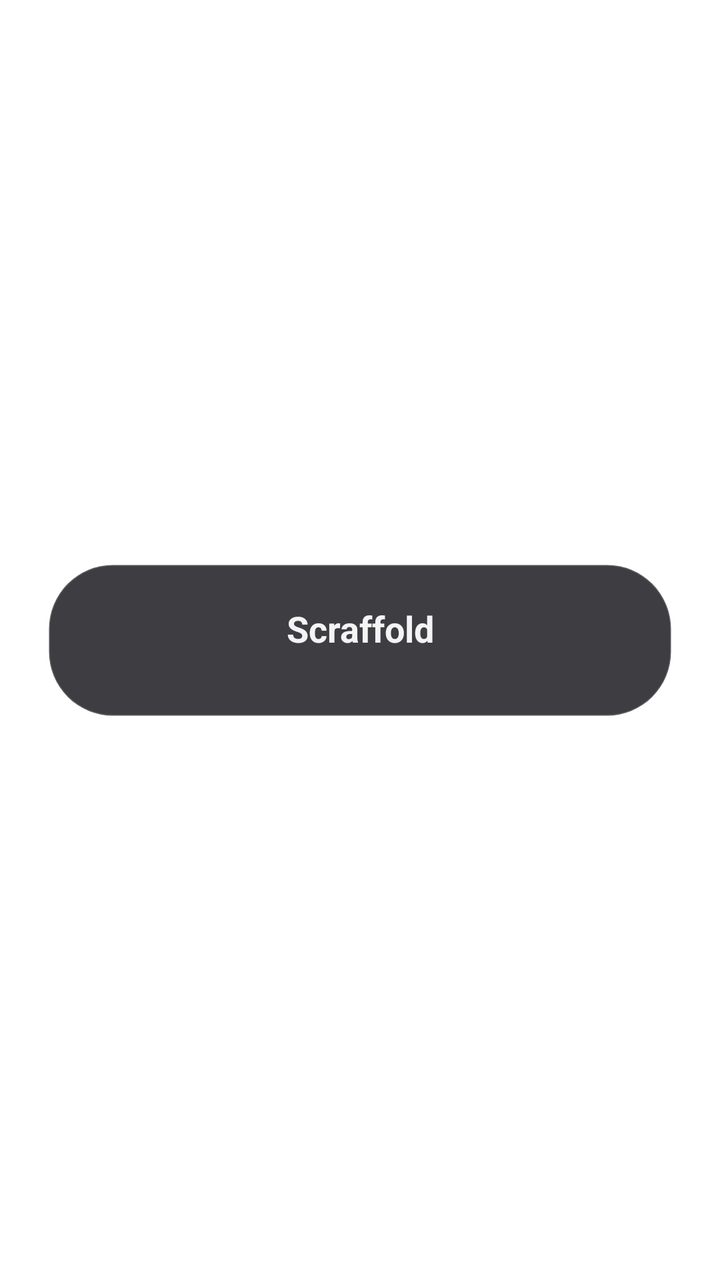
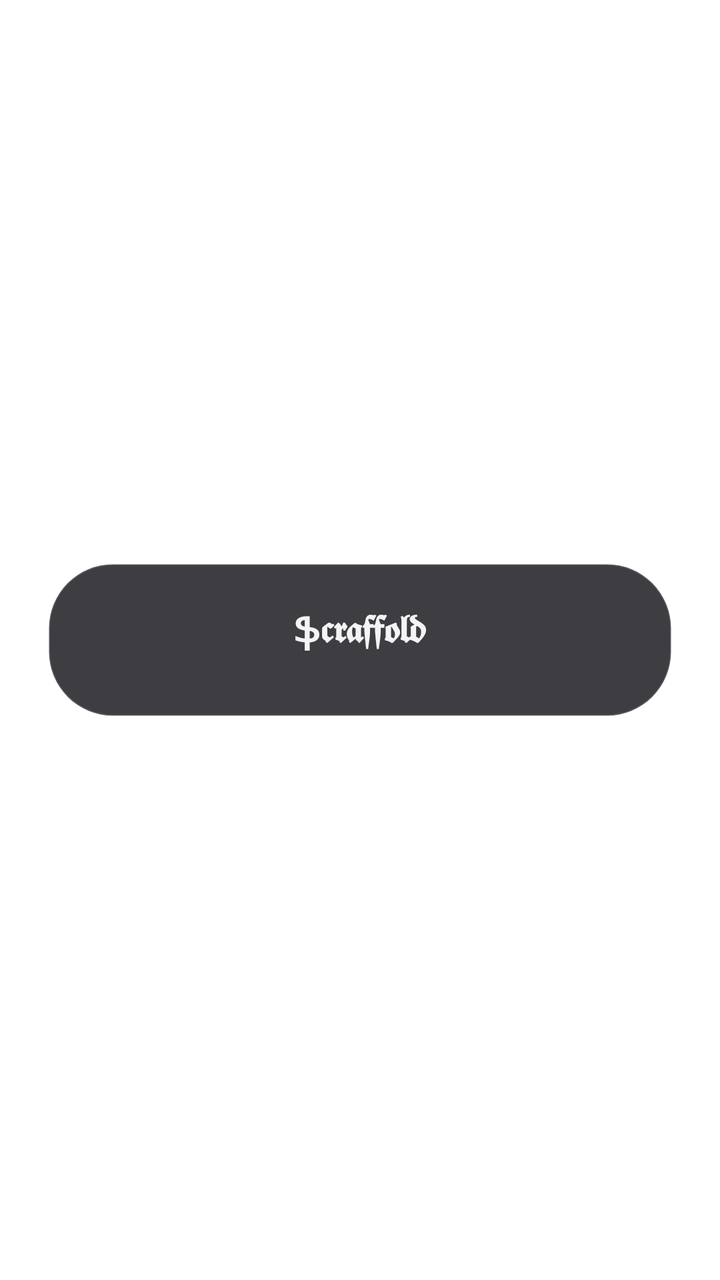

Two renders of the same Android screen: before a commit and after it. Below are the layout's source before the change and the commit's diff.
<!-- AndroidManifest.xml: activity theme Theme.Scaffold.Folder -->
<!-- res/layout/activity_folder.xml -->
<?xml version="1.0" encoding="utf-8"?>
<androidx.constraintlayout.widget.ConstraintLayout xmlns:android="http://schemas.android.com/apk/res/android"
    xmlns:app="http://schemas.android.com/apk/res-auto"
    android:id="@+id/folder_root"
    android:layout_width="match_parent"
    android:layout_height="match_parent"
    android:clipChildren="false"
    android:clipToPadding="false">

    
    <View
        android:id="@+id/folder_backdrop"
        android:layout_width="0dp"
        android:layout_height="0dp"
        android:background="@drawable/bg_folder_panel"
        app:layout_constraintBottom_toBottomOf="@id/folder_panel"
        app:layout_constraintEnd_toEndOf="@id/folder_panel"
        app:layout_constraintStart_toStartOf="@id/folder_panel"
        app:layout_constraintTop_toTopOf="@id/folder_panel" />

    <LinearLayout
        android:id="@+id/folder_panel"
        android:layout_width="0dp"
        android:layout_height="wrap_content"
        android:layout_marginHorizontal="24dp"
        android:layout_marginVertical="56dp"
        android:clickable="true"
        android:clipChildren="false"
        android:clipToPadding="false"
        android:focusable="false"
        android:orientation="vertical"
        android:paddingHorizontal="16dp"
        android:paddingVertical="20dp"
        app:layout_constrainedHeight="true"
        app:layout_constraintBottom_toBottomOf="parent"
        app:layout_constraintEnd_toEndOf="parent"
        app:layout_constraintStart_toStartOf="parent"
        app:layout_constraintTop_toTopOf="parent"
        app:layout_constraintWidth_max="432dp">

        <TextView
            android:id="@+id/folder_title"
            android:layout_width="match_parent"
            android:layout_height="wrap_content"
            android:layout_marginBottom="12dp"
            android:gravity="center"
            android:text="@string/app_name"
            android:textColor="@color/text_primary"
            android:textSize="18sp"
            android:textStyle="bold" />

        <androidx.recyclerview.widget.RecyclerView
            android:id="@+id/folder_grid"
            android:layout_width="match_parent"
            android:layout_height="wrap_content"
            android:clipChildren="false"
            android:clipToPadding="false"
            android:overScrollMode="never" />

        <TextView
            android:id="@+id/folder_empty"
            android:layout_width="match_parent"
            android:layout_height="wrap_content"
            android:gravity="center"
            android:padding="16dp"
            android:text="@string/folder_empty"
            android:textColor="@color/text_secondary"
            android:textSize="14sp"
            android:visibility="gone" />
    </LinearLayout>
</androidx.constraintlayout.widget.ConstraintLayout>
<!-- resources referenced by this layout -->
<resources>
  <color name="text_primary">#F4F4F5</color>
  <color name="text_secondary">#A1A1AA</color>
  <!-- drawable bg_folder_panel (drawable) -->
  <?xml version="1.0" encoding="utf-8"?>
  <shape xmlns:android="http://schemas.android.com/apk/res/android"
      android:shape="rectangle">
      <solid android:color="#D91C1C22" />
      <stroke
          android:width="1dp"
          android:color="#26FFFFFF" />
      <corners android:radius="32dp" />
  </shape>
  <string name="app_name">Scraffold</string>
  <string name="folder_empty">No apps yet. Tap here to add one.</string>
  <style name="Theme.Scaffold.Folder" parent="Theme.Scaffold">
          <item name="android:windowIsTranslucent">true</item>
          <item name="android:windowBackground">@android:color/transparent</item>
          <item name="android:statusBarColor">@android:color/transparent</item>
          <item name="android:navigationBarColor">@android:color/transparent</item>
          <item name="android:backgroundDimEnabled">true</item>
          <item name="android:backgroundDimAmount">0</item>
          <item name="android:windowAnimationStyle">@style/Animation.Scaffold.Folder</item>
          <item name="android:windowBlurBehindEnabled" tools:targetApi="s">true</item>
      </style>
  <style name="Animation.Scaffold.Folder" parent="@android:style/Animation.Activity">
          <item name="android:activityOpenEnterAnimation">@anim/folder_none</item>
          <item name="android:activityOpenExitAnimation">@anim/folder_none</item>
          <item name="android:activityCloseEnterAnimation">@anim/folder_none</item>
          <item name="android:activityCloseExitAnimation">@anim/folder_none</item>
          <item name="android:taskOpenEnterAnimation">@anim/folder_none</item>
          <item name="android:taskOpenExitAnimation">@anim/folder_none</item>
          <item name="android:taskCloseEnterAnimation">@anim/folder_none</item>
          <item name="android:taskCloseExitAnimation">@anim/folder_none</item>
      </style>
  <color name="bg_primary">#09090B</color>
  <color name="accent_emerald">#10B981</color>
  <color name="text_on_accent">#000000</color>
  <color name="bg_surface">#121215</color>
  <color name="border_primary">#27272A</color>
  <style name="ThemeOverlay.Scaffold.AlertDialog" parent="ThemeOverlay.AppCompat.Dialog.Alert">
          <item name="android:windowBackground">@drawable/bg_dialog_glass</item>
          <item name="colorAccent">@color/accent_emerald</item>
          <item name="colorPrimary">@color/accent_emerald</item>
          <item name="android:textColorPrimary">@color/text_primary</item>
          <item name="android:textColorSecondary">@color/text_secondary</item>
          <item name="android:backgroundDimAmount">0.5</item>
      </style>
  <!-- drawable bg_dialog_glass (drawable) -->
  <?xml version="1.0" encoding="utf-8"?>
  <inset xmlns:android="http://schemas.android.com/apk/res/android"
      android:insetLeft="20dp"
      android:insetRight="20dp"
      android:insetTop="24dp"
      android:insetBottom="24dp">
      <shape android:shape="rectangle">
          <gradient
              android:angle="315"
              android:startColor="#F2211A36"
              android:endColor="#F212101C" />
          <corners android:radius="20dp" />
          <stroke
              android:width="1dp"
              android:color="#33FFFFFF" />
      </shape>
  </inset>
  <!-- unchanged entries left out for length: 1 -->
</resources>

<!-- the commit's change to res/layout/activity_folder.xml (unified diff, before → after) -->
@@ -44,10 +44,12 @@
             android:layout_height="wrap_content"
             android:layout_marginBottom="12dp"
             android:gravity="center"
-            android:text="@string/app_name"
+            android:text="@string/brand_name"
+            android:contentDescription="@string/app_name"
             android:textColor="@color/text_primary"
             android:textSize="18sp"
-            android:textStyle="bold" />
+            android:textStyle="bold"
+            android:letterSpacing="-0.02" />
 
         <androidx.recyclerview.widget.RecyclerView
             android:id="@+id/folder_grid"
<!-- resource entries referenced after the edit -->
@@ -13,6 +13,7 @@
       <corners android:radius="32dp" />
   </shape>
   <string name="app_name">Scraffold</string>
+  <string name="brand_name">ֆ𝖈𝖗𝖆𝖋𝖋𝖔𝖑𝖉</string>
   <string name="folder_empty">No apps yet. Tap here to add one.</string>
   <style name="Theme.Scaffold.Folder" parent="Theme.Scaffold">
           <item name="android:windowIsTranslucent">true</item>
